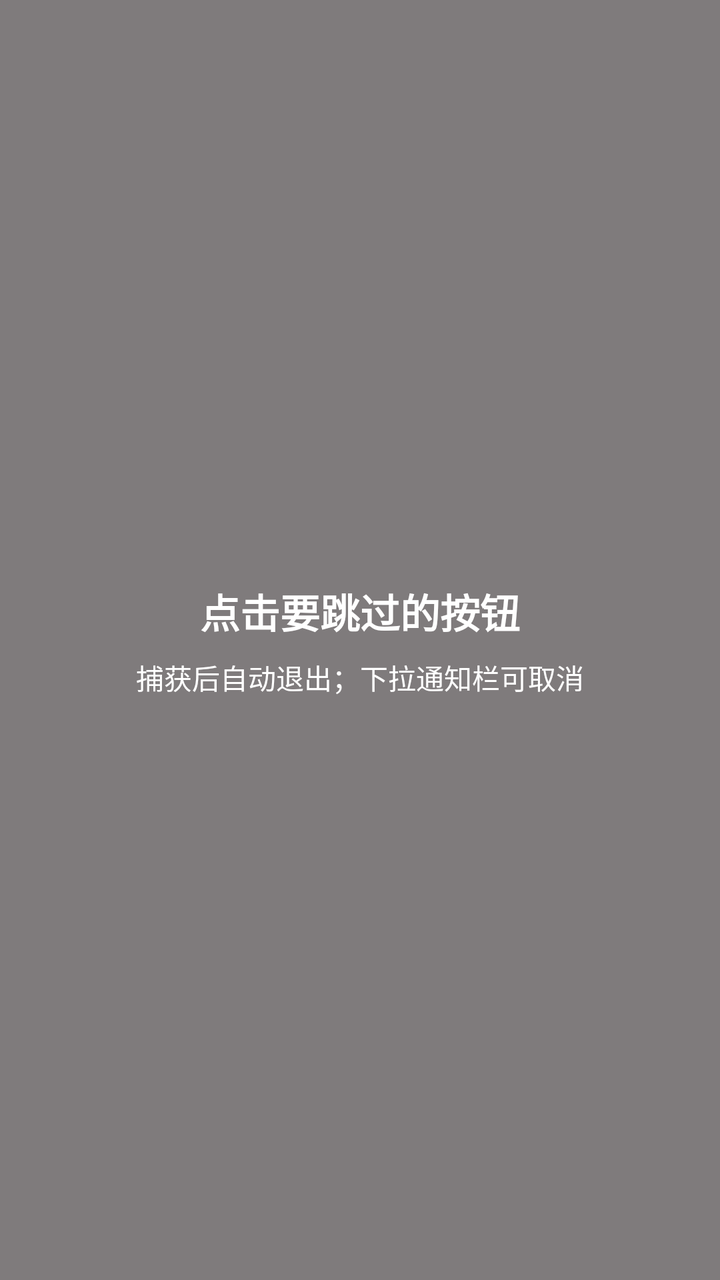
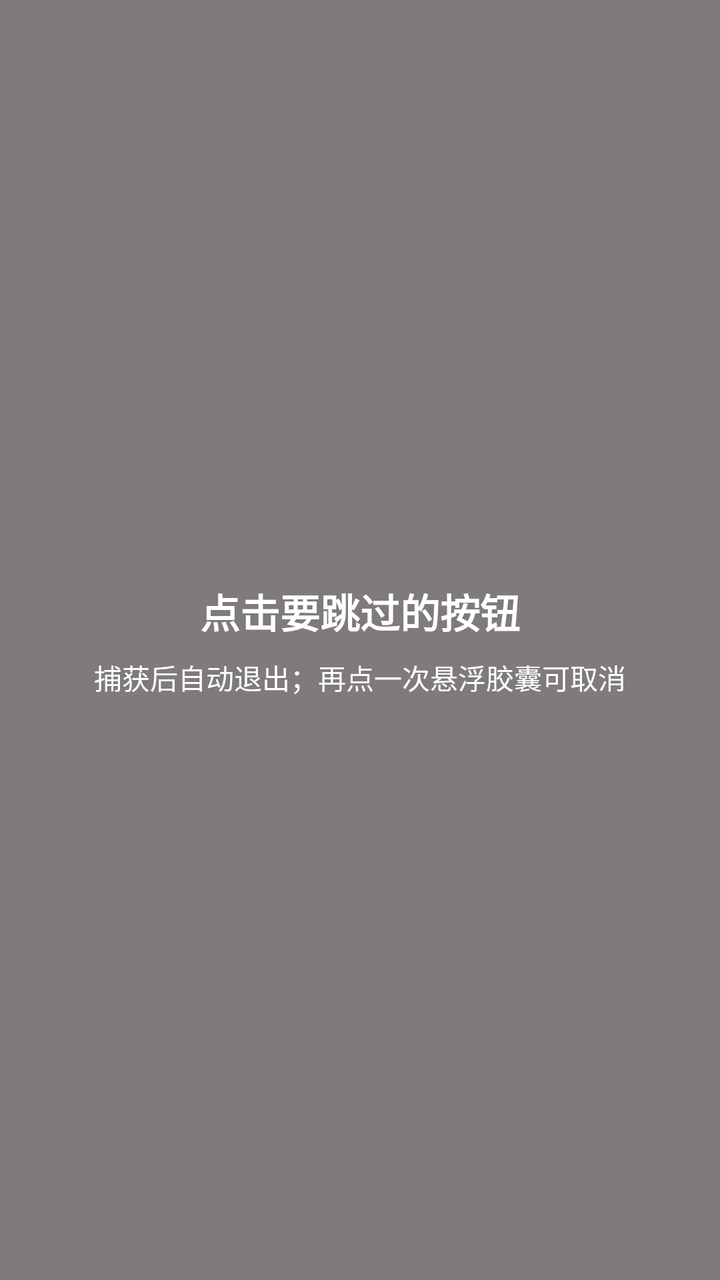

Before-and-after screenshots of an Android layout around one commit, followed by the original layout XML and the change that was made.
<!-- AndroidManifest.xml: application theme Theme.AdSkip -->
<!-- res/layout/capture_hint.xml -->
<?xml version="1.0" encoding="utf-8"?>
<FrameLayout xmlns:android="http://schemas.android.com/apk/res/android"
    android:layout_width="match_parent"
    android:layout_height="match_parent"
    android:background="#80000000">

    <LinearLayout
        android:layout_width="wrap_content"
        android:layout_height="wrap_content"
        android:layout_gravity="center"
        android:orientation="vertical"
        android:gravity="center"
        android:padding="24dp">

        <TextView
            android:layout_width="wrap_content"
            android:layout_height="wrap_content"
            android:text="点击要跳过的按钮"
            android:textColor="#FFFFFF"
            android:textSize="20sp"
            android:textStyle="bold" />

        <TextView
            android:layout_width="wrap_content"
            android:layout_height="wrap_content"
            android:layout_marginTop="8dp"
            android:text="捕获后自动退出；下拉通知栏可取消"
            android:textColor="#FFFFFF"
            android:textSize="14sp" />
    </LinearLayout>
</FrameLayout>
<!-- resources referenced by this layout -->
<resources>
  <style name="Theme.AdSkip" parent="Theme.Material3.DayNight.NoActionBar">
          <item name="colorPrimary">@color/pink</item>
          <item name="colorPrimaryDark">@color/pink_dark</item>
          <item name="colorAccent">@color/pink</item>
          <item name="android:colorBackground">@color/bg</item>
          <item name="colorSurface">@color/surface</item>
          <item name="android:statusBarColor">?attr/colorPrimary</item>
      </style>
  <color name="pink">#FB7299</color>
  <color name="pink_dark">#C8548A</color>
  <color name="bg">#FFF7FA</color>
  <color name="surface">#FFFFFFFF</color>
</resources>

<!-- the commit's change to res/layout/capture_hint.xml (unified diff, before → after) -->
@@ -24,7 +24,7 @@
             android:layout_width="wrap_content"
             android:layout_height="wrap_content"
             android:layout_marginTop="8dp"
-            android:text="捕获后自动退出；下拉通知栏可取消"
+            android:text="捕获后自动退出；再点一次悬浮胶囊可取消"
             android:textColor="#FFFFFF"
             android:textSize="14sp" />
     </LinearLayout>
